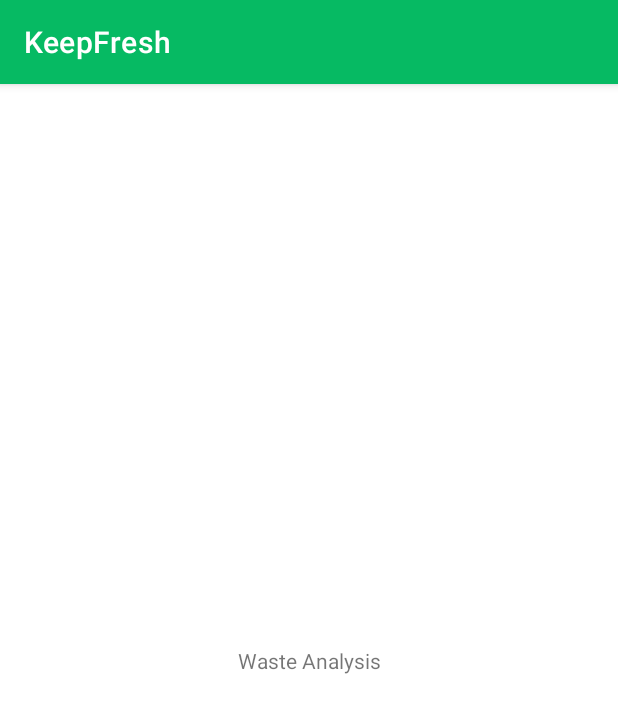
After one commit to EggMcLegg/KeepFresh, an Android app: the fragment WasteAnalysisFragment shown on its own in the app's theme, on a phone screen of 412 x 824 dp. The commit adds this screen. Shown: the top 713 px of the screen. Run offline under Robolectric (Android 15) with nearby library versions, the phone set to English and light mode, and no system bars.

Commit message:
added boilerplate for WasteAnalysisFragment (empty fragment)

```diff
--- a/app/src/main/java/com/example/keepfresh/MainActivity.kt
+++ b/app/src/main/java/com/example/keepfresh/MainActivity.kt
@@ -30,7 +30,7 @@ class MainActivity : AppCompatActivity() {
 
         appBarConfiguration = AppBarConfiguration(
             setOf(
-                R.id.nav_input, R.id.nav_inventory
+                R.id.nav_input, R.id.nav_inventory, R.id.waste_analysis
             ), drawerLayout
         )
         setupActionBarWithNavController(navController, appBarConfiguration)
--- /dev/null
+++ b/app/src/main/java/com/example/keepfresh/ui/wasteAnalysis/WasteAnalysisFragment.kt
@@ -0,0 +1,18 @@
+package com.example.keepfresh.ui.wasteAnalysis
+
+import android.os.Bundle
+import android.view.LayoutInflater
+import android.view.View
+import android.view.ViewGroup
+import androidx.fragment.app.Fragment
+import com.example.keepfresh.R
+
+class WasteAnalysisFragment : Fragment() {
+
+    override fun onCreateView(
+        inflater: LayoutInflater, container: ViewGroup?,
+        savedInstanceState: Bundle?
+    ): View? {
+        return inflater.inflate(R.layout.fragment_waste_analysis, container, false)
+    }
+}
--- /dev/null
+++ b/app/src/main/java/com/example/keepfresh/ui/wasteAnalysis/WasteAnalysisViewModel.kt
@@ -0,0 +1,6 @@
+package com.example.keepfresh.ui.wasteAnalysis
+
+import androidx.lifecycle.ViewModel
+
+class WasteAnalysisViewModel() : ViewModel() {
+}
--- /dev/null
+++ b/app/src/main/res/layout/fragment_waste_analysis.xml
@@ -0,0 +1,20 @@
+<?xml version="1.0" encoding="utf-8"?>
+<androidx.constraintlayout.widget.ConstraintLayout
+    xmlns:android="http://schemas.android.com/apk/res/android"
+    xmlns:app="http://schemas.android.com/apk/res-auto"
+    xmlns:tools="http://schemas.android.com/tools"
+    android:layout_width="match_parent"
+    android:layout_height="match_parent"
+    tools:context=".ui.wasteAnalysis.WasteAnalysisFragment">
+
+    <TextView
+        android:id="@+id/placeholderText"
+        android:layout_width="wrap_content"
+        android:layout_height="wrap_content"
+        android:text="Waste Analysis"
+        app:layout_constraintTop_toTopOf="parent"
+        app:layout_constraintStart_toStartOf="parent"
+        app:layout_constraintEnd_toEndOf="parent"
+        app:layout_constraintBottom_toBottomOf="parent" />
+
+</androidx.constraintlayout.widget.ConstraintLayout>
--- a/app/src/main/res/menu/activity_main_drawer.xml
+++ b/app/src/main/res/menu/activity_main_drawer.xml
@@ -11,6 +11,9 @@
             android:id="@+id/nav_inventory"
             android:title="@string/menu_inventory" />
         <item
+            android:id="@+id/waste_analysis"
+            android:title="@string/menu_waste" />
+        <item
             android:id="@+id/nav_preference"
             android:title="@string/menu_preference" />
     </group>
--- a/app/src/main/res/values/strings.xml
+++ b/app/src/main/res/values/strings.xml
@@ -2,13 +2,14 @@
     <string name="app_name">KeepFresh</string>
     <string name="navigation_drawer_open">Open navigation drawer</string>
     <string name="navigation_drawer_close">Close navigation drawer</string>
-    <string name="nav_header_title">Keep Fresh</string>
+    <string name="nav_header_title">KeepFresh</string>
     <string name="nav_header_desc">Navigation header</string>
 
     <!--    Navigation bar-->
     <string name="menu_input">Add Item</string>
     <string name="menu_inventory">Food Inventory</string>
     <string name="menu_preference">Notification Preference</string>
+    <string name="menu_waste">Waste Analysis</string>
 
     <!--    Fragment Input-->
     <string name="photo_food">Food Photo</string>
```
Also changed, not shown: app/src/main/res/layout/fragment_detail_food.xml (+22 -5 lines), app/src/main/res/layout/fragment_preference.xml (+13 -8 lines), app/src/main/res/navigation/mobile_navigation.xml (+8 -0 lines).
